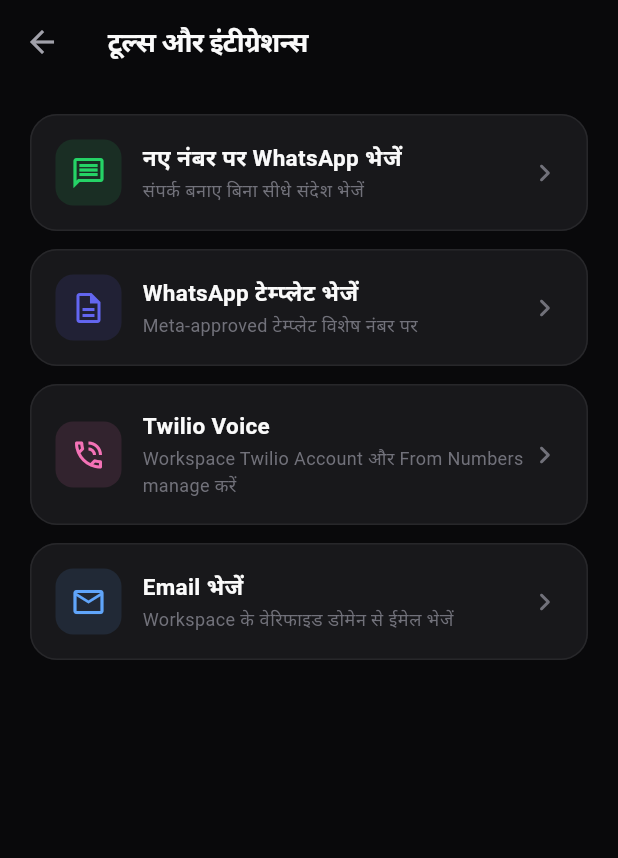
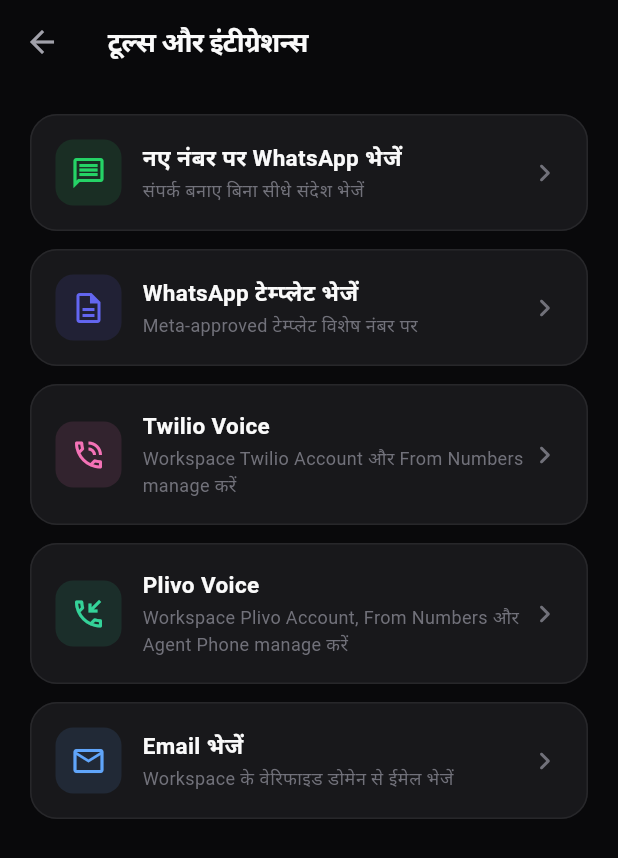
Before and after one commit to NavaSanganakah-Multiventures/dheetantra-social-crm, a Flutter app: the IntegrationsScreen screen opened directly, on a phone screen of 412 x 824 dp. Shown: the top 858 px of the screen. Run offline on Flutter 3.47's test engine with Material 3 defaults, Android fonts, the phone set to English and light mode, and no system bars; our stand-ins replace audioplayers, cookie_jar, dio, dio_cookie_manager, file_picker, firebase_core and 9 more; missing offline and left inert: flutter_callkit_incoming, flutter_foreground_task, flutter_pdfview, flutter_ringtone_player, flutter_webrtc, twilio_voice; accounts and stored records are empty; network calls fail.

Commit message:
feat(plivo): add Plivo card to integrations

```diff
--- a/flutter/user/lib/screens/integrations_screen.dart
+++ b/flutter/user/lib/screens/integrations_screen.dart
@@ -5,6 +5,7 @@
 import 'send_template_screen.dart';
 import 'email_compose_screen.dart';
 import 'twilio_settings_screen.dart';
+import 'plivo_settings_screen.dart';
 
 class IntegrationsScreen extends StatelessWidget {
   const IntegrationsScreen({super.key});
@@ -50,6 +51,18 @@
             onTap: () {
               Navigator.of(context).push(
                 MaterialPageRoute(builder: (_) => const TwilioSettingsScreen()),
+              );
+            },
+          ),
+          const SizedBox(height: 12),
+          _ToolCard(
+            icon: Icons.phone_callback_outlined,
+            iconColor: const Color(0xFF34D399),
+            title: 'Plivo Voice',
+            subtitle: 'Workspace Plivo Account, From Numbers और Agent Phone manage करें',
+            onTap: () {
+              Navigator.of(context).push(
+                MaterialPageRoute(builder: (_) => const PlivoSettingsScreen()),
               );
             },
           ),
```
